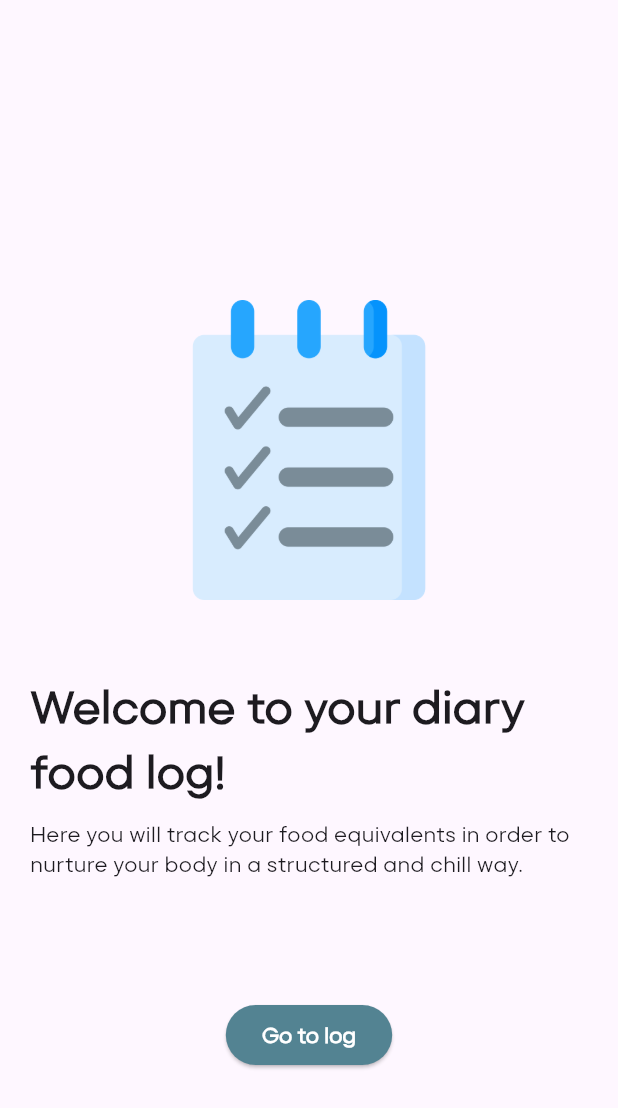
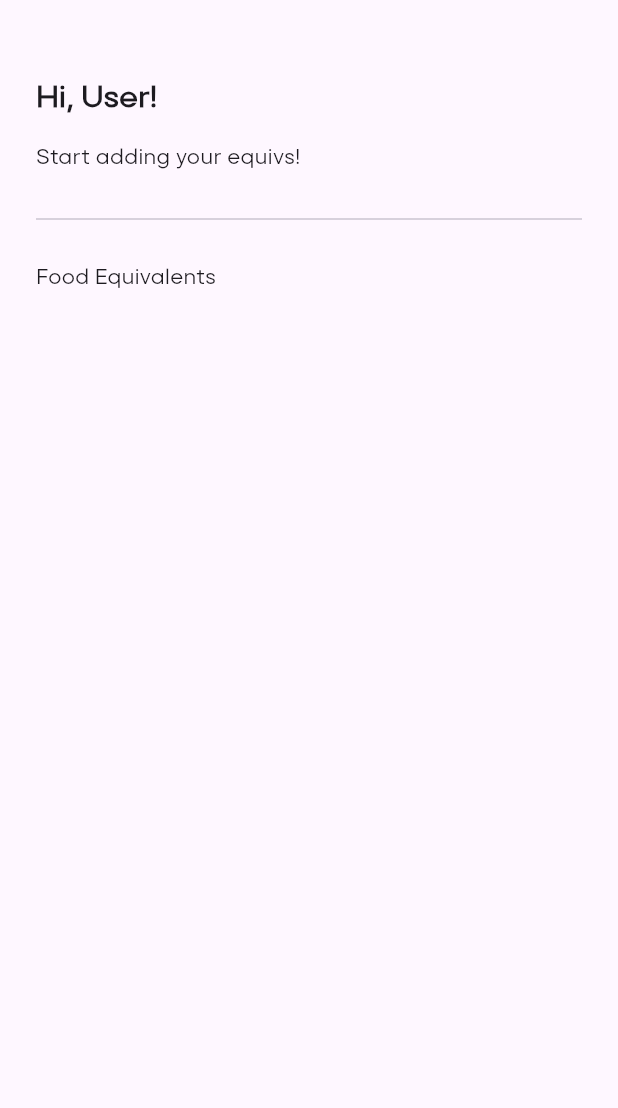
Before and after one commit to binivazqua/Willow, a Flutter app: the foodlogPage screen opened directly, after a tap on "Go to log", on a phone screen of 412 x 824 dp. Shown: the top 1108 px of the screen. Run offline on Flutter 3.47's test engine with Material 3 defaults, Android fonts, the phone set to English and light mode, and no system bars; our stand-ins replace cloud_firestore, firebase_auth, firebase_core, flutter_rating_bar; missing offline and left inert: dart:ffi; accounts and stored records are empty; network calls fail.

```diff
--- /dev/null
+++ b/lib/pages/foodlog/foodlogHome.dart
@@ -0,0 +1,52 @@
+import 'package:bejoy/pages/foodlog/components/equivalentTile.dart';
+import 'package:flutter/material.dart';
+
+class foodHome extends StatelessWidget {
+  const foodHome({super.key});
+
+  @override
+  Widget build(BuildContext context) {
+    return Scaffold(
+      body: SafeArea(
+        child: Column(
+          crossAxisAlignment: CrossAxisAlignment.start,
+          children: [
+            Padding(
+              padding: const EdgeInsets.only(left: 24.0, top: 50),
+              child: Text(
+                'Hi, User!',
+                style: TextStyle(fontWeight: FontWeight.w700, fontSize: 20),
+                textAlign: TextAlign.left,
+              ),
+            ),
+            SizedBox(height: 15),
+            Padding(
+              padding: const EdgeInsets.only(left: 24.0),
+              child: Text('Start adding your equivs!'),
+            ),
+            SizedBox(height: 24),
+            Padding(
+              padding: const EdgeInsets.symmetric(horizontal: 24.0),
+              child: Divider(),
+            ),
+            SizedBox(height: 20),
+            Padding(
+              padding: const EdgeInsets.only(left: 24.0),
+              child: Text('Food Equivalents'),
+            ),
+            /*
+            Expanded(
+                child: GridView.builder(
+              gridDelegate: SliverGridDelegateWithFixedCrossAxisCount(
+                crossAxisCount: 2,
+              ),
+              itemBuilder: (context, index) {
+                return EquivalentTile();
+              },
+            ))*/
+          ],
+        ),
+      ),
+    );
+  }
+}
--- a/lib/pages/foodlog.dart
+++ b/lib/pages/foodlog/foodlogIntro.dart
@@ -1,4 +1,5 @@
 import 'package:bejoy/components/userData/turquoiseButton.dart';
+import 'package:bejoy/pages/foodlog/foodlogHome.dart';
 import 'package:flutter/material.dart';
 
 class foodlogPage extends StatelessWidget {
@@ -37,7 +38,10 @@ class foodlogPage extends StatelessWidget {
           ),
           Turquoisebutton(
             txt: 'Go to log',
-            op: () {},
+            op: () {
+              Navigator.push(
+                  context, MaterialPageRoute(builder: (context) => foodHome()));
+            },
           ),
         ],
       ),
--- a/pubspec.yaml
+++ b/pubspec.yaml
@@ -38,3 +38,5 @@ flutter:
     - lib/design/logos/willow_bw.png
     - lib/design/logos/willow_tree.png
     - lib/design/images/foodlog/lista-de-quehaceres.png
+    - lib/design/images/foodlog/zanahoria.png
+    - lib/design/images/foodlog/almendras-sin-igual.png
```
Also changed, not shown: lib/auth/authVerif.dart (+15 -2 lines), lib/pages/foodlog/components/equivalentTile.dart (added, +29 -0 lines).
